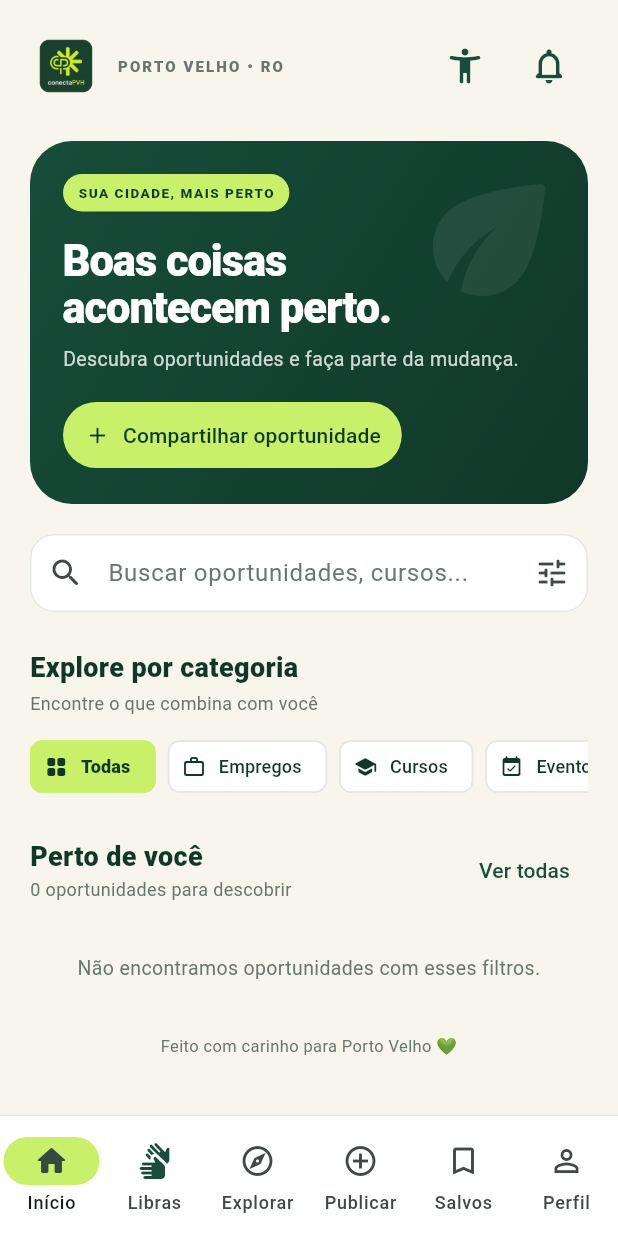
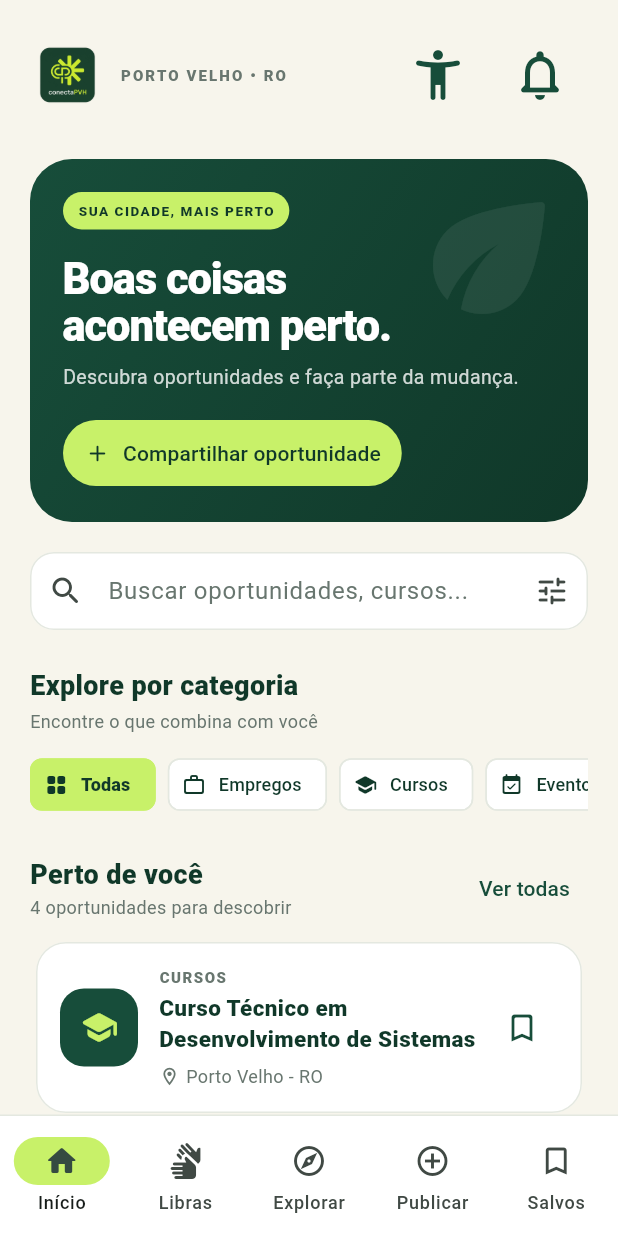
Before and after one commit to PedroCode01/ConectaPVH, a Flutter app: the screen it shows after launch, on a phone screen of 412 x 824 dp. Run offline on Flutter 3.47's test engine with Material 3 defaults, Android fonts, the phone set to English and light mode, and no system bars.

Commit message:
Pending changes exported from your codespace

```diff
--- /dev/null
+++ b/conecta_pvh/lib/data/oportunidades_fixas.dart
@@ -0,0 +1,42 @@
+import '../models/oportunidade.dart';
+
+final List<Oportunidade> oportunidades_fixas = [
+  Oportunidade(
+    id: 1,
+    titulo: 'Curso Técnico em Desenvolvimento de Sistemas',
+    categoria: 'Cursos',
+    local: 'Porto Velho - RO',
+    data: 'Inscrições abertas',
+    descricao:
+        'Formação prática voltada para programação, bancos de dados e desenvolvimento de aplicações.',
+    destaque: true,
+  ),
+  Oportunidade(
+    id: 2,
+    titulo: 'Mutirão de Empregabilidade e Currículos',
+    categoria: 'Empregos',
+    local: 'Centro - Porto Velho, RO',
+    data: '10/12/2026',
+    descricao:
+        'Atendimento para orientação profissional, revisão de currículo e encaminhamento para vagas locais.',
+    destaque: true,
+  ),
+  Oportunidade(
+    id: 3,
+    titulo: 'Oficina de Libras no Atendimento ao Público',
+    categoria: 'Cursos',
+    local: 'Zona Sul - Porto Velho, RO',
+    data: '18/12/2026',
+    descricao:
+        'Capacitação introdutória com sinais essenciais para comunicação acessível no dia a dia.',
+  ),
+  Oportunidade(
+    id: 4,
+    titulo: 'Feira de Empreendedores de Porto Velho',
+    categoria: 'Eventos',
+    local: 'Espaço Cultural - Porto Velho, RO',
+    data: '22/12/2026',
+    descricao:
+        'Exposição de produtos, troca de experiências e divulgação de negócios da região.',
+  ),
+];
--- a/conecta_pvh/lib/main.dart
+++ b/conecta_pvh/lib/main.dart
@@ -153,4 +153,4 @@ class _ConectaPVHAppState extends State<ConectaPVHApp> {
   }
 }
 
-// COMANDO PARA EXECUTAR PELO SIMULADOR DO GITHUB: r
+// COMANDO PARA EXECUTAR PELO SIMULADOR DO GITHUB: flutter run -d web-server --web-port=8080
--- a/conecta_pvh/lib/screens/app_shell.dart
+++ b/conecta_pvh/lib/screens/app_shell.dart
@@ -1,5 +1,6 @@
 import 'package:flutter/material.dart';
 import '../constants/cores.dart';
+import '../data/oportunidades_fixas.dart';
 import '../models/configuracoes_acessibilidade.dart';
 import '../models/oportunidade.dart';
 import 'explorar_page.dart';
@@ -21,8 +22,6 @@ class AppShell extends StatefulWidget {
 }
 
 class _AppShellState extends State<AppShell> {
-  // Índices reais das páginas no IndexedStack:
-  // 0: Início | 1: Explorar | 2: Publicar | 3: Salvos | 4: Perfil
   int _paginaAtual = 0;
   String _termoBusca = '';
   String _categoriaSelecionada = 'Todas';
@@ -32,7 +31,9 @@ class _AppShellState extends State<AppShell> {
   @override
   void initState() {
     super.initState();
-    _oportunidades = List<Oportunidade>.from(widget.oportunidadesIniciais);
+    _oportunidades = widget.oportunidadesIniciais.isNotEmpty
+        ? List<Oportunidade>.from(widget.oportunidadesIniciais)
+        : List<Oportunidade>.from(oportunidades_fixas);
   }
 
   List<Oportunidade> get _oportunidadesFiltradas {
@@ -230,7 +231,7 @@ class _AppShellState extends State<AppShell> {
       1 => 2,
       2 => 3,
       3 => 4,
-      4 => 5,
+      4 => 0,
       _ => 0,
     };
 
@@ -245,6 +246,8 @@ class _AppShellState extends State<AppShell> {
         aoAlternarSalvo: _alternarSalvo,
         aoAbrirDetalhes: _abrirDetalhes,
         aoIrParaPublicar: () => setState(() => _paginaAtual = 2),
+        aoIrParaPerfil: () => setState(() => _paginaAtual = 4),
+        perfilAtivo: _paginaAtual == 4,
       ),
       ExplorarPage(
         termoBusca: _termoBusca,
@@ -334,7 +337,6 @@ class _AppShellState extends State<AppShell> {
                 2 => 1,
                 3 => 2,
                 4 => 3,
-                5 => 4,
                 _ => 0,
               };
             });
@@ -348,7 +350,6 @@ class _AppShellState extends State<AppShell> {
             NavigationDestination(
               icon: Icon(
                 Icons.sign_language_rounded,
-                color: modoEscuro ? lima : floresta,
               ),
               selectedIcon: const Icon(
                 Icons.sign_language_rounded,
@@ -371,11 +372,6 @@ class _AppShellState extends State<AppShell> {
               selectedIcon: Icon(Icons.bookmark_rounded),
               label: 'Salvos',
             ),
-            const NavigationDestination(
-              icon: Icon(Icons.person_outline),
-              selectedIcon: Icon(Icons.person_rounded),
-              label: 'Perfil',
-            ),
           ],
         ),
       ),
--- a/conecta_pvh/lib/screens/detalhes_oportunidade_page.dart
+++ b/conecta_pvh/lib/screens/detalhes_oportunidade_page.dart
@@ -1,4 +1,3 @@
-
 import 'package:flutter/material.dart';
 import '../constants/cores.dart';
 import '../models/oportunidade.dart';
--- a/conecta_pvh/lib/screens/home_page.dart
+++ b/conecta_pvh/lib/screens/home_page.dart
@@ -62,13 +62,13 @@ class HomePage extends StatelessWidget {
                     borderRadius: BorderRadius.circular(14),
                     child: Image.asset(
                       'assets/images/logo_conectapvh.png',
-                      width: 48,
-                      height: 48,
+                      width: 50,
+                      height: 50,
                       fit: BoxFit.cover,
                       semanticLabel: 'Logo ConectaPVH',
                       errorBuilder: (_, __, ___) => Container(
-                        width: 48,
-                        height: 48,
+                        width: 50,
+                        height: 50,
                         decoration: BoxDecoration(
                           color: floresta,
                           borderRadius: BorderRadius.circular(14),
@@ -94,7 +94,7 @@ class HomePage extends StatelessWidget {
                   const Spacer(),
                   IconButton(
                     tooltip: 'Acessibilidade',
-                    iconSize: 28,
+                    iconSize: 40,
                     style: IconButton.styleFrom(
                       minimumSize: const Size(52, 52),
                       padding: const EdgeInsets.all(12),
@@ -118,7 +118,7 @@ class HomePage extends StatelessWidget {
                   const SizedBox(width: 4),
                   IconButton(
                     tooltip: 'Notificações',
-                    iconSize: 28,
+                    iconSize: 40,
                     style: IconButton.styleFrom(
                       minimumSize: const Size(52, 52),
                       padding: const EdgeInsets.all(12),
```
Also changed, not shown: conecta_pvh/pubspec.yaml (+8 -68 lines), conecta_pvh/assets/icons/logo_conectapvh.png (added), conecta_pvh/pubspec.lock, 38 other files.
